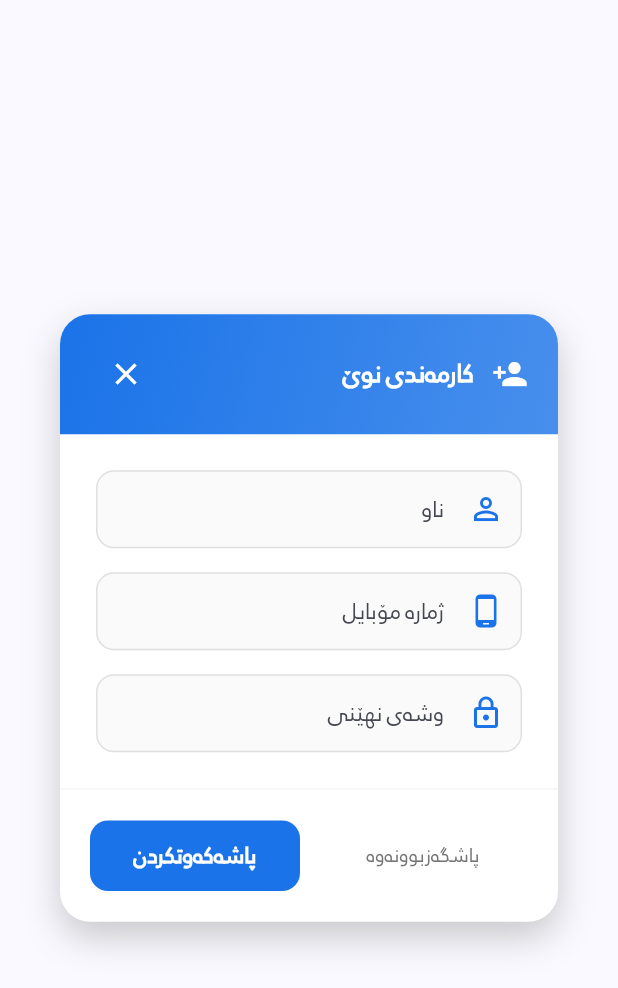
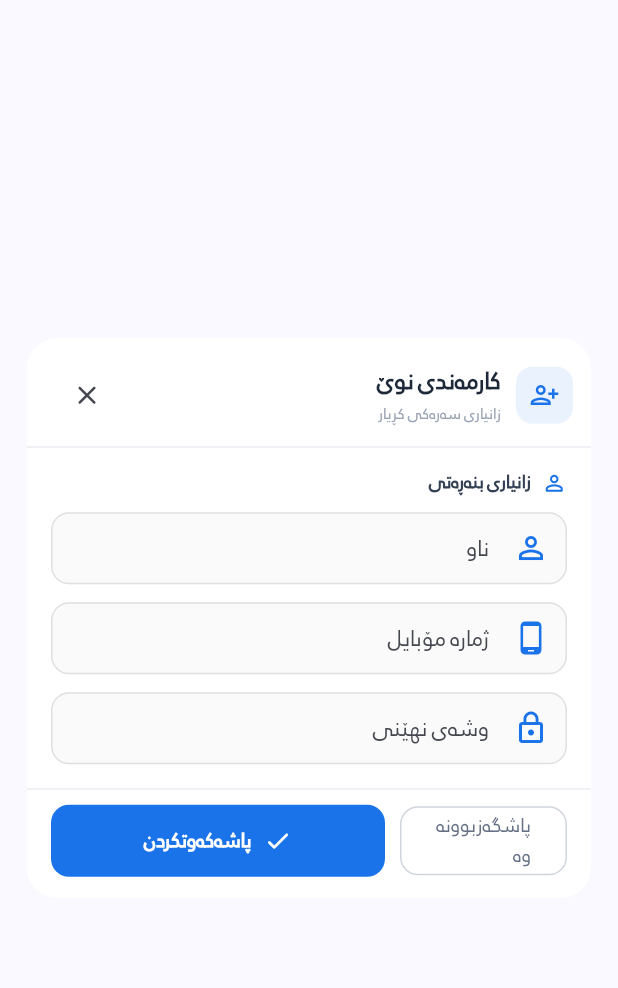
Before and after one commit to arambarzani07/zhiroxVIPuser, a Flutter app: the AddUserDialog widget shown alone on an empty page, opened directly with empty values, on a phone screen of 412 x 824 dp. Shown: the top 988 px of the screen. Run offline on Flutter 3.47's test engine with Material 3 defaults, Android fonts, the phone set to English and light mode, and no system bars; our stand-ins replace connectivity_plus, flutter_image_compress, flutter_local_notifications, flutter_secure_storage, image_picker, pdf and 5 more; missing offline and left inert: workmanager; accounts and stored records are empty; network calls fail; statements that could not run were skipped.

Commit message:
Organize add and edit user forms

```diff
--- a/lib/screens/shared/add_user_screen.dart
+++ b/lib/screens/shared/add_user_screen.dart
@@ -22,6 +22,7 @@ class _AddUserDialogState extends State<AddUserDialog> {
   final _debtLimitController = TextEditingController(text: '0');
 
   bool _isLoading = false;
+  int _employeeSection = 0;
   bool _canAddCustomers = false;
   bool _canSetDebtLimit = false;
   bool _canSetDueDate = false;
@@ -68,7 +69,7 @@ class _AddUserDialogState extends State<AddUserDialog> {
       }
     } catch (e) {
       if (mounted) {
-        AppHelpers.showSnackBar(context, 'هەڵە: $e', isError: true);
+        AppHelpers.showSnackBar(context, 'نەتوانرا هەژمارەکە زیاد بکرێت. دووبارە هەوڵ بدە.', isError: true);
       }
     }
 
@@ -77,91 +78,277 @@ class _AddUserDialogState extends State<AddUserDialog> {
 
   @override
   Widget build(BuildContext context) {
+    final isEmployee = widget.role == 'employee';
     final title = widget.role == 'customer'
         ? AppStrings.addCustomer
         : AppStrings.addEmployee;
     final auth = context.read<AuthProvider>();
-
     final isDark = Theme.of(context).brightness == Brightness.dark;
+    final showEmployeePermissions = isEmployee && auth.userRole == 'admin';
 
     return Dialog(
+      insetPadding: const EdgeInsets.symmetric(horizontal: 18, vertical: 24),
       shape: RoundedRectangleBorder(borderRadius: BorderRadius.circular(20)),
       elevation: 0,
-      backgroundColor: Colors.transparent,
-      child: Container(
-        constraints: const BoxConstraints(maxWidth: 400),
+      backgroundColor: isDark ? AppDarkColors.card : Colors.white,
+      child: ConstrainedBox(
+        constraints: const BoxConstraints(maxWidth: 420, maxHeight: 680),
+        child: Column(
+          mainAxisSize: MainAxisSize.min,
+          children: [
+            Padding(
+              padding: const EdgeInsets.fromLTRB(16, 14, 12, 10),
+              child: Row(
+                children: [
+                  Container(
+                    width: 38,
+                    height: 38,
+                    alignment: Alignment.center,
                     decoration: BoxDecoration(
-          color: isDark ? AppDarkColors.card : Colors.white,
-          borderRadius: BorderRadius.circular(20),
-          boxShadow: isDark
-              ? []
-              : [
-                  BoxShadow(
-                    color: Colors.black.withOpacity(0.2),
-                    blurRadius: 20,
-                    offset: const Offset(0, 10),
+                      color: AppColors.primary.withValues(alpha: 0.09),
+                      borderRadius: BorderRadius.circular(11),
+                    ),
+                    child: Icon(
+                      isEmployee
+                          ? Icons.badge_outlined
+                          : Icons.person_add_alt_1_outlined,
+                      color: AppColors.primary,
+                      size: 20,
+                    ),
+                  ),
+                  const SizedBox(width: 10),
+                  Expanded(
+                    child: Column(
+                      crossAxisAlignment: CrossAxisAlignment.start,
+                      children: [
+                        Text(
+                          title,
+                          style: TextStyle(
+                            fontSize: 17,
+                            fontWeight: FontWeight.w800,
+                            color: isDark
+                                ? AppDarkColors.textPrimary
+                                : const Color(0xFF1D2939),
+                          ),
+                        ),
+                        const SizedBox(height: 2),
+                        Text(
+                          isEmployee
+                              ? 'زانیاری هەژمار و دەسەڵاتەکان'
+                              : 'زانیاری سەرەکی کڕیار',
+                          style: TextStyle(
+                            fontSize: 11,
+                            color: isDark
+                                ? AppDarkColors.textSecondary
+                                : const Color(0xFF98A2B3),
+                          ),
                         ),
                       ],
                     ),
-        child: Column(
-          mainAxisSize: MainAxisSize.min,
+                  ),
+                  IconButton(
+                    tooltip: 'داخستن',
+                    onPressed: _isLoading ? null : () => Navigator.pop(context),
+                    icon: const Icon(Icons.close_rounded, size: 21),
+                  ),
+                ],
+              ),
+            ),
+            if (showEmployeePermissions)
+              Padding(
+                padding: const EdgeInsets.fromLTRB(16, 0, 16, 10),
+                child: Container(
+                  padding: const EdgeInsets.all(4),
+                  decoration: BoxDecoration(
+                    color: isDark
+                        ? AppDarkColors.surface
+                        : const Color(0xFFF1F4F8),
+                    borderRadius: BorderRadius.circular(14),
+                  ),
+                  child: Row(
                     children: [
-            // Header with Gradient
+                      _buildSectionTab(
+                        label: 'زانیاری',
+                        icon: Icons.person_outline_rounded,
+                        index: 0,
+                        isDark: isDark,
+                      ),
+                      _buildSectionTab(
+                        label: 'دەسەڵاتەکان',
+                        icon: Icons.admin_panel_settings_outlined,
+                        index: 1,
+                        isDark: isDark,
+                      ),
+                    ],
+                  ),
+                ),
+              ),
+            Divider(
+              height: 1,
+              color: isDark
+                  ? AppDarkColors.cardBorder
+                  : const Color(0xFFEAECF0),
+            ),
+            Flexible(
+              child: SingleChildScrollView(
+                padding: const EdgeInsets.fromLTRB(16, 14, 16, 16),
+                child: Form(
+                  key: _formKey,
+                  child: showEmployeePermissions && _employeeSection == 1
+                      ? _buildPermissionSection(isDark)
+                      : _buildIdentitySection(
+                          isDark: isDark,
+                          auth: auth,
+                          isEmployee: isEmployee,
+                        ),
+                ),
+              ),
+            ),
             Container(
-              padding: const EdgeInsets.symmetric(horizontal: 20, vertical: 16),
+              padding: const EdgeInsets.fromLTRB(16, 10, 16, 14),
               decoration: BoxDecoration(
-                gradient: LinearGradient(
-                  colors: [
-                    AppColors.primary,
-                    AppColors.primary.withOpacity(0.8),
-                  ],
-                  begin: Alignment.topLeft,
-                  end: Alignment.bottomRight,
+                border: Border(
+                  top: BorderSide(
+                    color: isDark
+                        ? AppDarkColors.cardBorder
+                        : const Color(0xFFEAECF0),
                   ),
-                borderRadius: const BorderRadius.only(
-                  topLeft: Radius.circular(20),
-                  topRight: Radius.circular(20),
                 ),
               ),
               child: Row(
                 children: [
-                  const Icon(Icons.person_add, color: Colors.white),
-                  const SizedBox(width: 12),
-                  Text(
-                    title,
-                    style: const TextStyle(
-                      color: Colors.white,
-                      fontSize: 18,
-                      fontWeight: FontWeight.bold,
+                  Expanded(
+                    child: OutlinedButton(
+                      onPressed: _isLoading ? null : () => Navigator.pop(context),
+                      style: OutlinedButton.styleFrom(
+                        minimumSize: const Size.fromHeight(46),
+                        foregroundColor: isDark
+                            ? AppDarkColors.textSecondary
+                            : const Color(0xFF667085),
+                        side: BorderSide(
+                          color: isDark
+                              ? AppDarkColors.cardBorder
+                              : const Color(0xFFD0D5DD),
+                        ),
+                        shape: RoundedRectangleBorder(
+                          borderRadius: BorderRadius.circular(12),
                         ),
                       ),
-                  const Spacer(),
-                  IconButton(
-                    icon: const Icon(Icons.close, color: Colors.white),
-                    onPressed: () => Navigator.pop(context),
-                    padding: EdgeInsets.zero,
-                    constraints: const BoxConstraints(),
+                      child: const Text('پاشگەزبوونەوە'),
+                    ),
+                  ),
+                  const SizedBox(width: 10),
+                  Expanded(
+                    flex: 2,
+                    child: ElevatedButton.icon(
+                      onPressed: _isLoading ? null : _save,
+                      style: ElevatedButton.styleFrom(
+                        minimumSize: const Size.fromHeight(46),
+                        backgroundColor: AppColors.primary,
+                        foregroundColor: Colors.white,
+                        elevation: 0,
+                        shape: RoundedRectangleBorder(
+                          borderRadius: BorderRadius.circular(12),
+                        ),
+                      ),
+                      icon: _isLoading
+                          ? const SizedBox(
+                              width: 18,
+                              height: 18,
+                              child: CircularProgressIndicator(
+                                strokeWidth: 2,
+                                color: Colors.white,
+                              ),
+                            )
+                          : const Icon(Icons.check_rounded, size: 19),
+                      label: Text(
+                        _isLoading ? 'چاوەڕوان بە...' : AppStrings.save,
+                        style: const TextStyle(fontWeight: FontWeight.w700),
+                      ),
+                    ),
                   ),
                 ],
               ),
             ),
+          ],
+        ),
+      ),
+    );
+  }
 
-            // Form Content - Scrollable
-            Flexible(
-              child: SingleChildScrollView(
-                padding: const EdgeInsets.fromLTRB(24, 24, 24, 8),
-                child: Form(
-                  key: _formKey,
-                  child: Column(
-                    mainAxisSize: MainAxisSize.min,
+  Widget _buildSectionTab({
+    required String label,
+    required IconData icon,
+    required int index,
+    required bool isDark,
+  }) {
+    final selected = _employeeSection == index;
+    return Expanded(
+      child: InkWell(
+        borderRadius: BorderRadius.circular(10),
+        onTap: () {
+          if (_employeeSection != index) {
+            setState(() => _employeeSection = index);
+          }
+        },
+        child: AnimatedContainer(
+          duration: const Duration(milliseconds: 160),
+          padding: const EdgeInsets.symmetric(vertical: 9),
+          decoration: BoxDecoration(
+            color: selected
+                ? (isDark ? AppDarkColors.card : Colors.white)
+                : Colors.transparent,
+            borderRadius: BorderRadius.circular(10),
+          ),
+          child: Row(
+            mainAxisAlignment: MainAxisAlignment.center,
             children: [
+              Icon(
+                icon,
+                size: 16,
+                color: selected
+                    ? AppColors.primary
+                    : (isDark
+                        ? AppDarkColors.textSecondary
+                        : const Color(0xFF667085)),
+              ),
+              const SizedBox(width: 5),
+              Text(
+                label,
+                style: TextStyle(
+                  fontSize: 12,
+                  fontWeight: selected ? FontWeight.w700 : FontWeight.w500,
+                  color: selected
+                      ? AppColors.primary
+                      : (isDark
+                          ? AppDarkColors.textSecondary
+                          : const Color(0xFF667085)),
+                ),
+              ),
+            ],
+          ),
+        ),
+      ),
+    );
+  }
+
+  Widget _buildIdentitySection({
+    required bool isDark,
+    required AuthProvider auth,
+    required bool isEmployee,
+  }) {
+    return Column(
+      crossAxisAlignment: CrossAxisAlignment.start,
+      children: [
+        _sectionLabel('زانیاری بنەڕەتی', Icons.person_outline_rounded, isDark),
+        const SizedBox(height: 10),
         _buildTextField(
           controller: _nameController,
           label: AppStrings.name,
-                        hint: 'ناوی سێ بەش',
+          hint: 'ناوی تەواو',
           icon: Icons.person_outline,
         ),
-                      const SizedBox(height: 16),
+        const SizedBox(height: 12),
         _buildTextField(
           controller: _phoneController,
           label: AppStrings.phone,
@@ -169,11 +356,11 @@ class _AddUserDialogState extends State<AddUserDialog> {
           icon: Icons.phone_android,
           isPhone: true,
         ),
-                      const SizedBox(height: 16),
+        const SizedBox(height: 12),
         _buildTextField(
           controller: _passwordController,
           label: AppStrings.password,
-                        hint: 'وشەی نهێنی',
+          hint: 'لانیکەم ٨ پیت',
           icon: Icons.lock_outline,
           isObscure: true,
           validator: (v) {
@@ -184,57 +371,60 @@ class _AddUserDialogState extends State<AddUserDialog> {
             return null;
           },
         ),
+        if (!isEmployee &&
+            (auth.userRole == 'admin' || auth.canSetDebtLimit)) ...[
+          const SizedBox(height: 18),
+          _sectionLabel(
+            'ڕێکخستنی قەرز — ئارەزوومەندانە',
+            Icons.account_balance_wallet_outlined,
+            isDark,
+          ),
+          const SizedBox(height: 10),
+          _buildTextField(
+            controller: _debtLimitController,
+            label: 'سنوری قەرز',
+            hint: '0 = بێ سنور',
+            icon: Icons.account_balance_wallet_outlined,
+            isPhone: true,
+          ),
+        ],
+      ],
+    );
+  }
 
-                      // Permissions Group
-                      if (widget.role == 'employee' &&
-                          auth.userRole == 'admin') ...[
-                        const SizedBox(height: 24),
+  Widget _buildPermissionSection(bool isDark) {
+    return Column(
+      crossAxisAlignment: CrossAxisAlignment.start,
+      children: [
+        _sectionLabel(
+          'دەسەڵاتەکانی کارمەند',
+          Icons.admin_panel_settings_outlined,
+          isDark,
+        ),
+        const SizedBox(height: 6),
+        Text(
+          'تەنها ئەو کارانە چالاک بکە کە پێویستی پێیان هەیە.',
+          style: TextStyle(
+            fontSize: 11.5,
+            height: 1.5,
+            color: isDark
+                ? AppDarkColors.textSecondary
+                : const Color(0xFF667085),
+          ),
+        ),
+        const SizedBox(height: 10),
         Container(
           decoration: BoxDecoration(
-                            color: isDark
-                                ? AppDarkColors.surface
-                                : const Color(0xFFF8F9FA),
-                            borderRadius: BorderRadius.circular(12),
+            color: isDark ? AppDarkColors.surface : const Color(0xFFF8FAFC),
+            borderRadius: BorderRadius.circular(14),
             border: Border.all(
               color: isDark
                   ? AppDarkColors.cardBorder
-                                  : Colors.grey[200]!,
+                  : const Color(0xFFE4E7EC),
             ),
           ),
           child: Column(
-                            crossAxisAlignment: CrossAxisAlignment.start,
             children: [
-                              Padding(
-                                padding: const EdgeInsets.fromLTRB(
-                                  16,
-                                  12,
-                                  16,
-                                  8,
-                                ),
-                                child: Row(
-                                  children: [
-                                    Icon(
-                                      Icons.admin_panel_settings_outlined,
-                                      size: 18,
-                                      color: isDark
-                                          ? AppDarkColors.textSecondary
-                                          : Colors.grey[700],
-                                    ),
-                                    const SizedBox(width: 8),
-                                    Text(
-                                      'دەسەڵاتەکان',
-                                      style: TextStyle(
-                                        fontWeight: FontWeight.bold,
-                                        color: isDark
-                                            ? AppDarkColors.textPrimary
-                                            : Colors.grey[800],
-                                        fontSize: 14,
-                                      ),
-                                    ),
-                                  ],
-                                ),
-                              ),
-                              const Divider(height: 1),
               _buildSwitch(
                 'زیادکردنی کڕیار',
                 _canAddCustomers,
@@ -258,96 +448,32 @@ class _AddUserDialogState extends State<AddUserDialog> {
               _buildSwitch(
                 'ناردنی ئاگادارکردنەوە',
                 _canSendNotifications,
-                                (v) =>
-                                    setState(() => _canSendNotifications = v),
+                (v) => setState(() => _canSendNotifications = v),
                 isLast: true,
               ),
             ],
           ),
         ),
       ],
+    );
+  }
 
-                      // Debt Limit
-                      if (widget.role == 'customer' &&
-                          (auth.userRole == 'admin' ||
-                              auth.canSetDebtLimit)) ...[
-                        const SizedBox(height: 16),
-                        _buildTextField(
-                          controller: _debtLimitController,
-                          label: 'سنوری قەرز (0 = بێ سنور)',
-                          hint: '0',
-                          icon: Icons.money_off,
-                          isPhone: true,
-                        ),
-                      ],
-                      const SizedBox(height: 16),
-                    ],
-                  ),
-                ),
-              ),
-            ),
-
-            // Footer Actions
-            Container(
-              padding: const EdgeInsets.all(20),
-              decoration: BoxDecoration(
-                border: Border(
-                  top: BorderSide(
+  Widget _sectionLabel(String label, IconData icon, bool isDark) {
+    return Row(
+      children: [
+        Icon(icon, size: 17, color: AppColors.primary),
+        const SizedBox(width: 7),
+        Text(
+          label,
+          style: TextStyle(
+            fontSize: 13,
+            fontWeight: FontWeight.w700,
             color: isDark
-                        ? AppDarkColors.cardBorder
-                        : Colors.grey[100]!,
-                  ),
-                ),
-              ),
-              child: Row(
-                children: [
-                  Expanded(
-                    child: TextButton(
-                      onPressed: () => Navigator.pop(context),
-                      style: TextButton.styleFrom(
-                        foregroundColor: Colors.grey[600],
-                        padding: const EdgeInsets.symmetric(vertical: 12),
-                      ),
-                      child: const Text('پاشگەزبوونەوە'),
-                    ),
-                  ),
-                  const SizedBox(width: 12),
-                  Expanded(
-                    child: ElevatedButton(
-                      onPressed: _isLoading ? null : _save,
-                      style: ElevatedButton.styleFrom(
-                        backgroundColor: AppColors.primary,
-                        foregroundColor: Colors.white,
-                        padding: const EdgeInsets.symmetric(vertical: 12),
-                        shape: RoundedRectangleBorder(
-                          borderRadius: BorderRadius.circular(12),
-                        ),
-                        elevation: 0,
-                      ),
-                      child: _isLoading
-                          ? const SizedBox(
-                              width: 20,
-                              height: 20,
-                              child: CircularProgressIndicator(
-                                strokeWidth: 2,
-                                color: Colors.white,
-                              ),
-                            )
-                          : const Text(
-                              AppStrings.save,
-                              style: TextStyle(
-                                fontSize: 16,
-                                fontWeight: FontWeight.bold,
-                              ),
-                            ),
+                ? AppDarkColors.textPrimary
+                : const Color(0xFF344054),
           ),
         ),
       ],
-              ),
-            ),
-          ],
-        ),
-      ),
     );
   }
 
@@ -372,7 +498,7 @@ class _AddUserDialogState extends State<AddUserDialog> {
           ),
           value: value,
           onChanged: onChanged,
-          contentPadding: const EdgeInsets.symmetric(horizontal: 12),
+          contentPadding: const EdgeInsets.symmetric(horizontal: 12, vertical: 1),
           dense: true,
           activeThumbColor: AppColors.primary,
           visualDensity: VisualDensity.compact,
@@ -437,8 +563,8 @@ class _AddUserDialogState extends State<AddUserDialog> {
         filled: true,
         fillColor: isDark ? AppDarkColors.inputFill : Colors.grey[50],
         contentPadding: const EdgeInsets.symmetric(
-          horizontal: 16,
-          vertical: 14,
+          horizontal: 14,
+          vertical: 12,
         ),
       ),
     );
--- a/lib/screens/shared/user_profile_screen.dart
+++ b/lib/screens/shared/user_profile_screen.dart
@@ -309,7 +309,7 @@ class _UserProfileScreenState extends State<UserProfileScreen> {
                               surfaceTintColor: Colors.transparent,
                               elevation: 6,
                               shape: RoundedRectangleBorder(
-                                borderRadius: BorderRadius.circular(14),
+                                borderRadius: BorderRadius.circular(12),
                               ),
                               icon: Container(
                                 width: 36,
@@ -1465,19 +1465,15 @@ class _UserProfileScreenState extends State<UserProfileScreen> {
         child: Container(
           decoration: BoxDecoration(
             color: isDark ? AppDarkColors.card : Colors.white,
-            borderRadius: BorderRadius.circular(16),
-            boxShadow: isDark
-                ? []
-                : [
-                    BoxShadow(
-                      color: Colors.black.withOpacity(0.04),
-                      blurRadius: 10,
-                      offset: const Offset(0, 3),
-                    ),
-                  ],
+            borderRadius: BorderRadius.circular(14),
+            border: Border.all(
+              color: isDark
+                  ? Colors.white.withValues(alpha: 0.06)
+                  : const Color(0xFFE4E7EC),
+            ),
           ),
           child: Padding(
-            padding: const EdgeInsets.all(20),
+            padding: const EdgeInsets.all(14),
             child: Column(
               crossAxisAlignment: CrossAxisAlignment.start,
               children: [
@@ -1486,10 +1482,10 @@ class _UserProfileScreenState extends State<UserProfileScreen> {
                     Icon(Icons.edit_outlined, size: 20, color: _accentColor),
                     const SizedBox(width: 8),
                     Text(
-                      'گۆڕانکاری لە زانیارییەکان',
+                      'زانیاری هەژمار',
                       style: TextStyle(
-                        fontSize: 17,
-                        fontWeight: FontWeight.bold,
+                        fontSize: 15,
+                        fontWeight: FontWeight.w800,
                         color: isDark
                             ? AppDarkColors.textPrimary
                             : Colors.black87,
@@ -1497,14 +1493,14 @@ class _UserProfileScreenState extends State<UserProfileScreen> {
                     ),
                   ],
                 ),
-                const SizedBox(height: 20),
+                const SizedBox(height: 12),
                 _buildTextField(
                   controller: _nameController,
                   label: AppStrings.name,
                   icon: Icons.person_outline,
                   readOnly: !canEditInfo,
                 ),
-                const SizedBox(height: 14),
+                const SizedBox(height: 12),
                 _buildTextField(
                   controller: _phoneController,
                   label: AppStrings.phone,
@@ -1515,7 +1511,7 @@ class _UserProfileScreenState extends State<UserProfileScreen> {
                 ),
                 // Password field: hide from employees viewing other users' profiles
                 if (!isEmployeeView || auth.userId == widget.userId) ...[
-                  const SizedBox(height: 14),
+                  const SizedBox(height: 12),
                   _buildTextField(
                     controller: _passwordController,
                     label: AppStrings.password,
@@ -1533,7 +1529,7 @@ class _UserProfileScreenState extends State<UserProfileScreen> {
                 ],
                 SizedBox(
                   width: double.infinity,
-                  height: 50,
+                  height: 46,
                   child: ElevatedButton(
                     onPressed: _isSaving ? null : _saveProfileChanges,
                     style: ElevatedButton.styleFrom(
```
Lines whose indentation alone changed are shown as unchanged.
